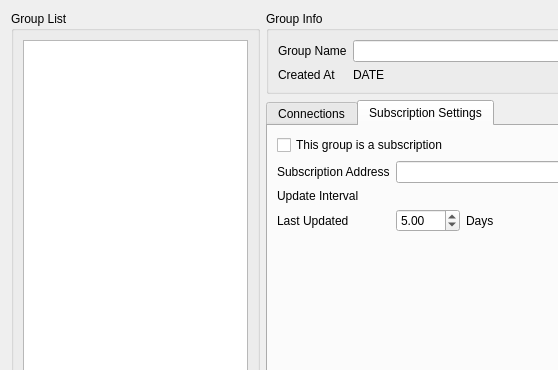
Qv2ray/Qv2ray, file src/ui/w_GroupManager.ui: the form before one commit; both pictures show x 0 to 558 and y 0 to 370 of the 900 by 617 pixel window.
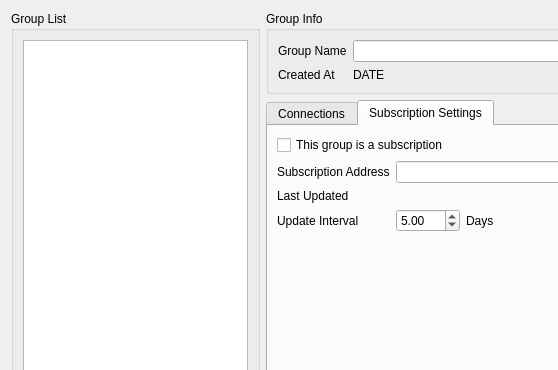
The form after the commit. The open tabs and pages were chosen to show the change. Icons and pictures are not drawn.

Diff of the .ui file:
```diff
--- a/src/ui/w_GroupManager.ui
+++ b/src/ui/w_GroupManager.ui
@@ -216,9 +216,9 @@
         <widget class="QLineEdit" name="subAddrTxt"/>
        </item>
        <item row="2" column="0">
-        <widget class="QLabel" name="label_3">
+        <widget class="QLabel" name="label_6">
          <property name="text">
-          <string>Update Interval</string>
+          <string>Last Updated</string>
          </property>
         </widget>
        </item>
@@ -230,9 +230,9 @@
         </widget>
        </item>
        <item row="3" column="0">
-        <widget class="QLabel" name="label_6">
+        <widget class="QLabel" name="label_3">
          <property name="text">
-          <string>Last Updated</string>
+          <string>Update Interval</string>
          </property>
         </widget>
        </item>
```
Left out of the diff: 14 changed lines with no effect on the pictures.
